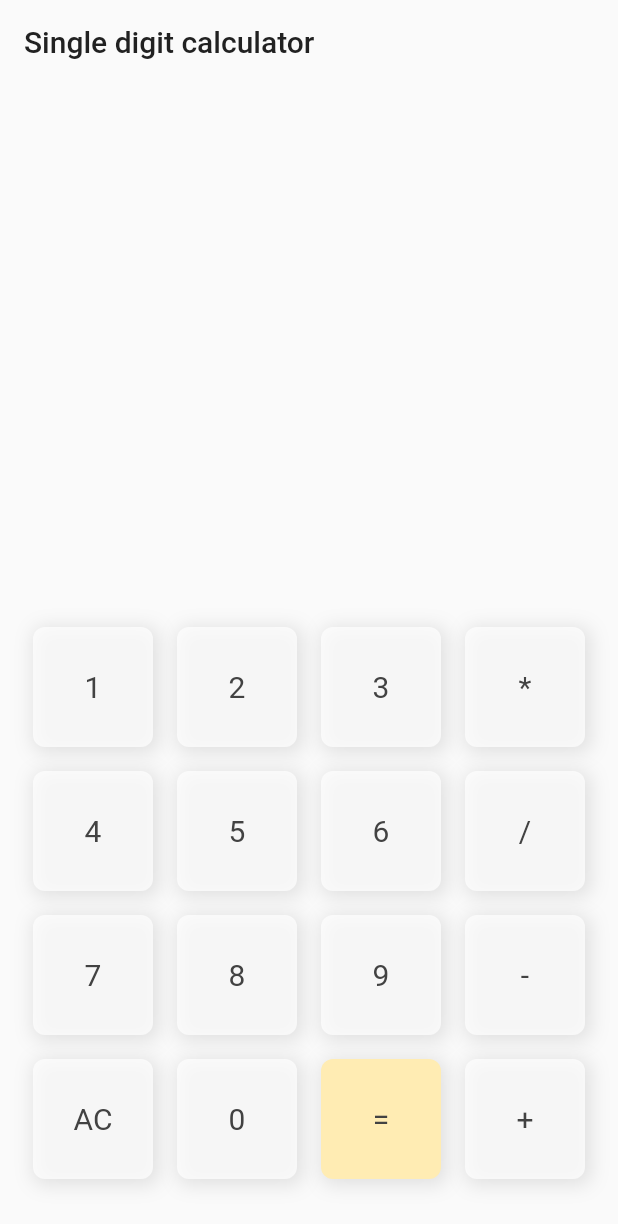
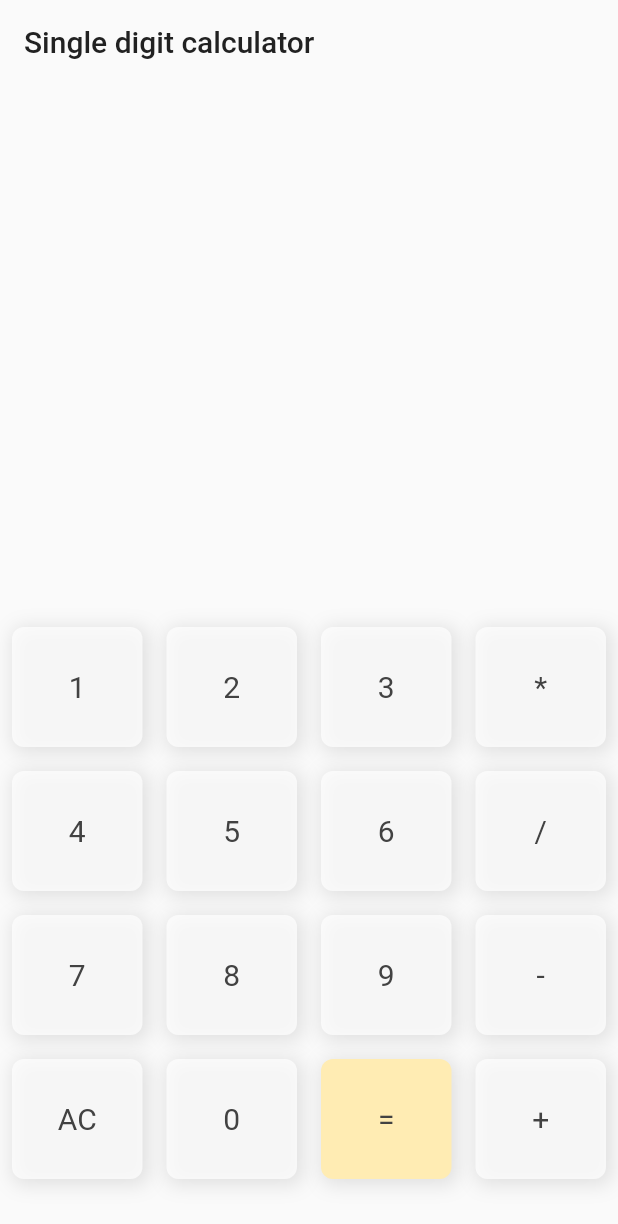
Before and after one commit to samarjeetr2001/error-tracker, a Flutter app: the screen it shows after launch, on a phone screen of 412 x 824 dp. Shown: the top 1224 px of the screen. Run offline on Flutter 3.47's test engine with Material 2 defaults, Android fonts, the phone set to English and light mode, and no system bars; our stand-ins replace dio, get, plugin_platform_interface.

Commit message:
refactor example app view

```diff
--- a/example/lib/calculator_view.dart
+++ b/example/lib/calculator_view.dart
@@ -50,20 +50,36 @@ class _CalculatorState extends State<Calculator> {
             ),
           ),
           const Spacer(),
-          Wrap(
+          Row(
+            mainAxisAlignment: MainAxisAlignment.spaceEvenly,
             children: [
               button(() => addData('1'), '1'),
               button(() => addData('2'), '2'),
               button(() => addData('3'), '3'),
               button(() => addData('*'), '*'),
+            ],
+          ),
+          Row(
+            mainAxisAlignment: MainAxisAlignment.spaceEvenly,
+            children: [
               button(() => addData('4'), '4'),
               button(() => addData('5'), '5'),
               button(() => addData('6'), '6'),
               button(() => addData('/'), '/'),
+            ],
+          ),
+          Row(
+            mainAxisAlignment: MainAxisAlignment.spaceEvenly,
+            children: [
               button(() => addData('7'), '7'),
               button(() => addData('8'), '8'),
               button(() => addData('9'), '9'),
               button(() => addData('-'), '-'),
+            ],
+          ),
+          Row(
+            mainAxisAlignment: MainAxisAlignment.spaceEvenly,
+            children: [
               button(() {
                 setState(() {
                   _num1 = null;
@@ -99,19 +115,20 @@ class _CalculatorState extends State<Calculator> {
     );
   }
 
-  Padding button(Function()? onTap, String text, {Color? color}) {
-    return Padding(
+  Widget button(Function()? onTap, String text, {Color? color}) {
+    return Expanded(
+      child: Padding(
         padding: const EdgeInsets.all(8.0),
         child: InkWell(
           onTap: onTap,
           child: Container(
-          width: 80,
             height: 80,
             decoration: boxDecoration(color: color),
             child: Center(
               child: Text(
                 text,
                 style: TextStyle(color: Colors.grey.shade800, fontSize: 20),
+              ),
             ),
           ),
         ),
```
Lines whose indentation alone changed are shown as unchanged.
